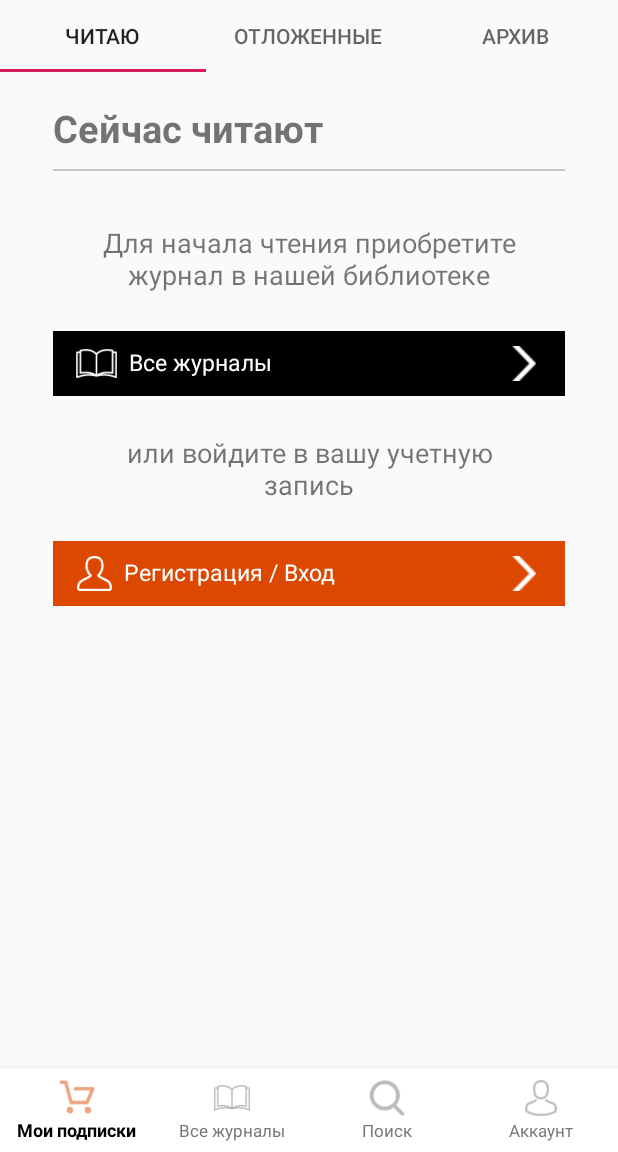
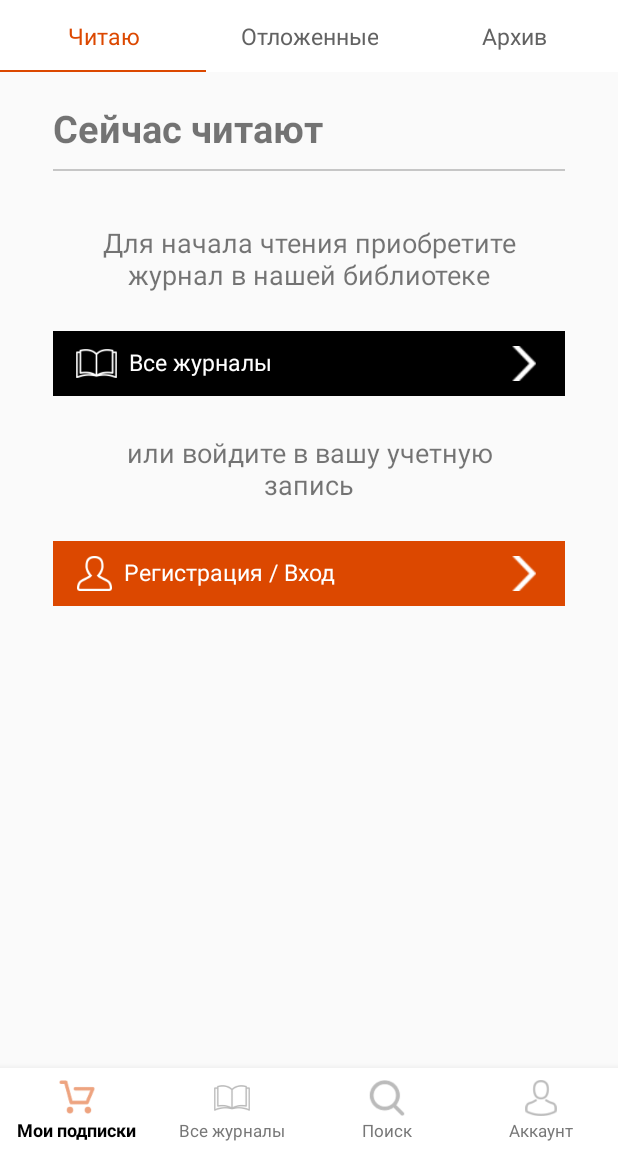
Before and after one commit to satird/MediasferaBeta3, an Android app: the screen it shows after launch (MainActivity), on a phone screen of 412 x 824 dp, the part 84-1236 px from its top. Run offline under Robolectric (Android 15) with nearby library versions, the phone set to English and light mode, and no system bars.

Commit message:
Add cardView and some edits

```diff
--- a/app/src/main/res/layout/activity_main.xml
+++ b/app/src/main/res/layout/activity_main.xml
@@ -47,7 +47,9 @@
         android:id="@+id/view_pager"
         android:layout_width="match_parent"
         android:layout_height="match_parent"
-        app:layout_behavior="@string/appbar_scrolling_view_behavior" />
+        android:layout_marginBottom="@dimen/design_bottom_navigation_height"
+        app:layout_behavior="@string/appbar_scrolling_view_behavior"
+        tools:ignore="PrivateResource" />
 
     <com.google.android.material.bottomnavigation.BottomNavigationView
         android:id="@+id/navigation"
--- a/app/src/main/res/layout/fragment_main.xml
+++ b/app/src/main/res/layout/fragment_main.xml
@@ -2,12 +2,20 @@
 <LinearLayout xmlns:android="http://schemas.android.com/apk/res/android"
     android:layout_width="match_parent"
     android:layout_height="match_parent"
+    xmlns:app="http://schemas.android.com/apk/res-auto"
     android:orientation="vertical">
 
     <com.google.android.material.tabs.TabLayout
         android:id="@+id/tabs"
+        style="@style/TabLayout"
+        app:tabTextAppearance="@style/AppTabTextAppearance"
+        app:tabIndicatorHeight="1dp"
         android:layout_width="match_parent"
-        android:layout_height="wrap_content"/>
+        android:layout_height="wrap_content"
+        app:tabIndicatorGravity="bottom"
+        android:layout_gravity="center"
+        app:tabUnboundedRipple="true"
+        android:background="@drawable/tab_bg"/>
 
     <androidx.viewpager.widget.ViewPager
         android:id="@+id/view_pager"
--- a/app/src/main/res/values/dimens.xml
+++ b/app/src/main/res/values/dimens.xml
@@ -1,4 +1,4 @@
-<resources>
+<resources xmlns:tools="http://schemas.android.com/tools">
     <dimen name="activity_horizontal_margin">16dp</dimen>
     <dimen name="activity_vertical_margin">16dp</dimen>
     <dimen name="tabs_layout_marginStart">35dp</dimen>
@@ -6,4 +6,5 @@
     <dimen name="tabs_layout_marginTop">20dp</dimen>
     <dimen name="tabs_layout_marginBottom">30dp</dimen>
     <dimen name="icon_size">24dp</dimen>
+    <dimen name="design_bottom_navigation_height" tools:override="true">56dp</dimen>
 </resources>
--- a/app/src/main/res/values/strings.xml
+++ b/app/src/main/res/values/strings.xml
@@ -64,4 +64,9 @@
     <string name="orange_btn_login">Регистрация / Вход</string>
     <string name="book_discription">Книга</string>
     <string name="arrow_btn_discription">Стрелка перейти по со кнопке</string>
+
+    <string name="card_name">Оперативная хирургия и клиническая анатомия</string>
+    <string name="card_number">том 72, №1 (2018)</string>
+    <string name="card_discription">Журнал основан в 1935 году, является одним из старейших периодических медицинских изданий в России.</string>
+    <string name="card_image_discription">Обложка журнала</string>
 </resources>
```
Also changed, not shown: app/src/main/res/layout/fragment_main_child_tab2.xml (+6 -7 lines), app/src/main/res/layout/magazine_item.xml (added, +68 -0 lines).
